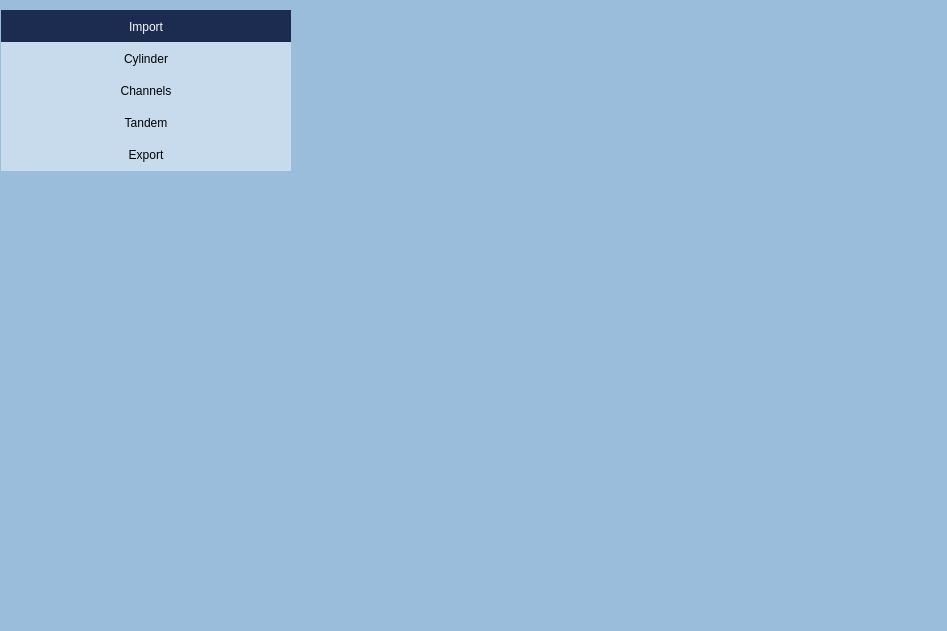
brachify/brachify, file src/windows/ui/main_window.ui: the form before one commit.
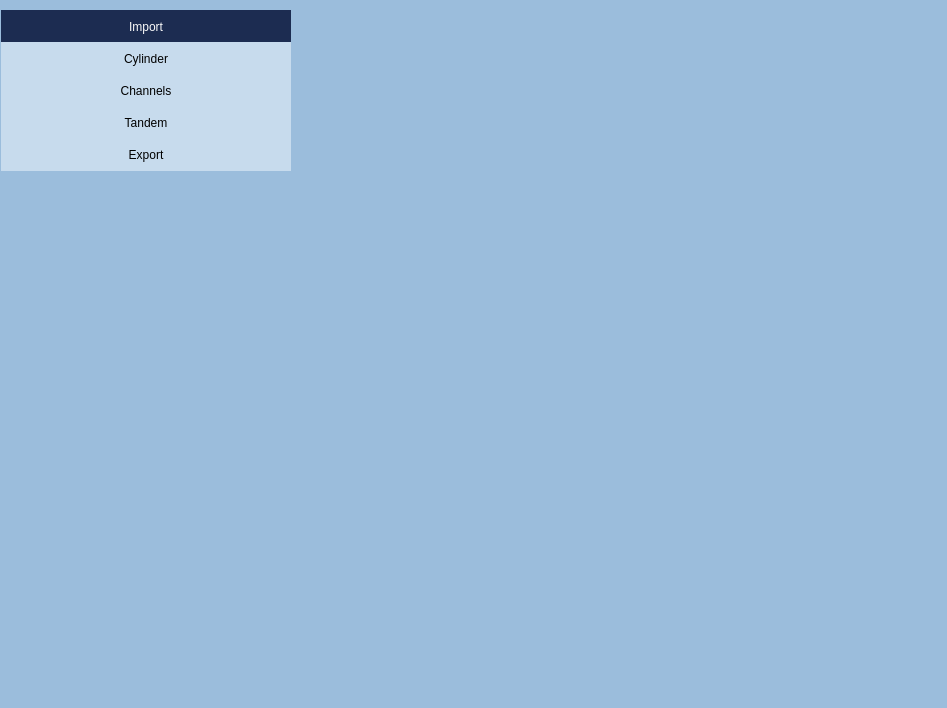
The form after the commit. Icons and pictures are not drawn.

Diff of the .ui file:
```diff
--- a/src/windows/ui/main_window.ui
+++ b/src/windows/ui/main_window.ui
@@ -7,7 +7,7 @@
     <x>0</x>
     <y>0</y>
     <width>947</width>
-    <height>631</height>
+    <height>708</height>
    </rect>
   </property>
   <property name="windowTitle">
```
